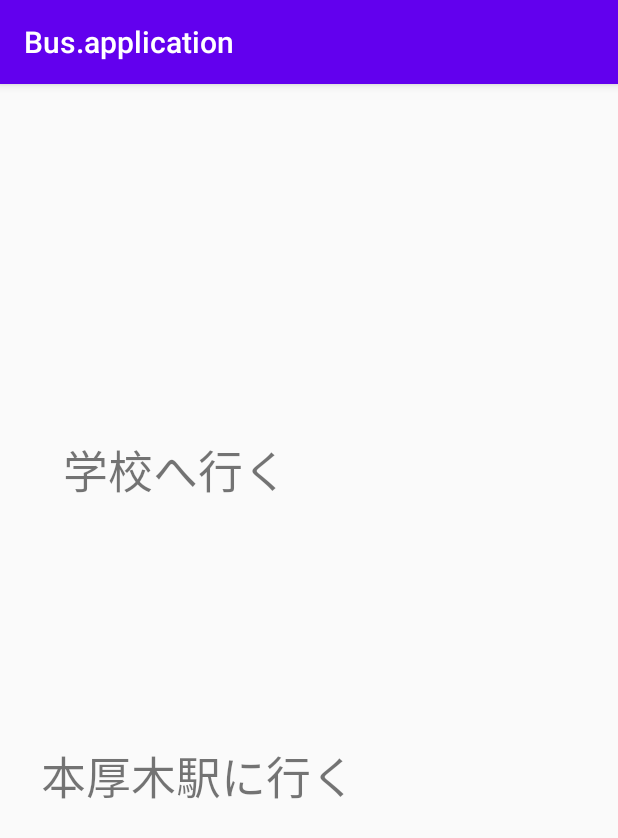
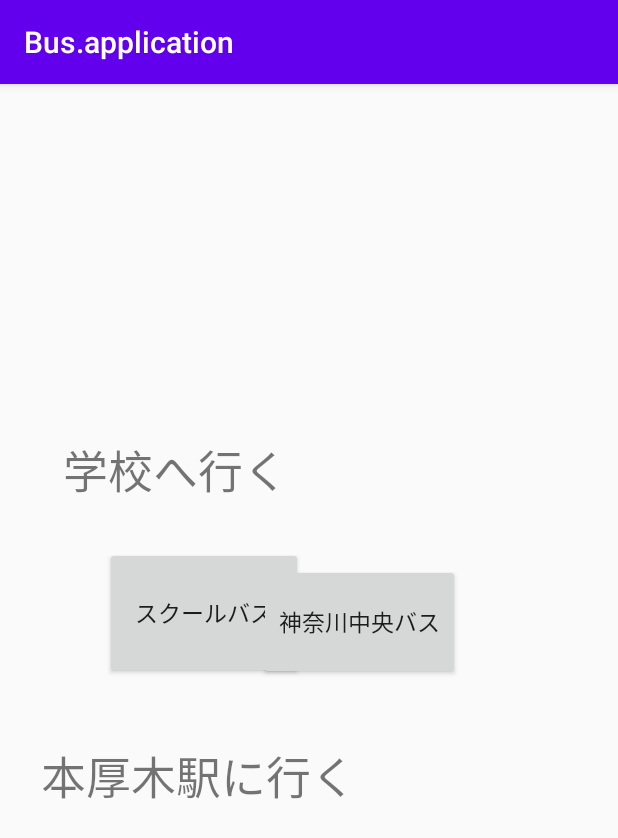
Before and after one commit to 20b705/Bus.application, an Android app: the screen it shows after launch (MainActivity), on a phone screen of 412 x 824 dp. Shown: the top 838 px of the screen. Run offline under Robolectric (Android 15) with nearby library versions, the phone set to English and light mode, and no system bars.

Commit message:
新たなアクティビティの作成

```diff
--- a/app/src/main/AndroidManifest.xml
+++ b/app/src/main/AndroidManifest.xml
@@ -9,6 +9,10 @@
         android:roundIcon="@mipmap/ic_launcher_round"
         android:supportsRtl="true"
         android:theme="@style/AppTheme">
+        <activity android:name=".mypage_activity"></activity>
+        <activity android:name=".kanatyu_activity" />
+        <activity android:name=".school_activity" />
+        <activity android:name=".road_activity" />
         <activity android:name=".MainActivity">
             <intent-filter>
                 <action android:name="android.intent.action.MAIN" />
--- a/app/src/main/res/layout/activity_main.xml
+++ b/app/src/main/res/layout/activity_main.xml
@@ -41,5 +41,35 @@
         app:layout_constraintStart_toStartOf="parent"
         app:layout_constraintTop_toTopOf="parent" />
 
+    <Button
+        android:id="@+id/button"
+        android:layout_width="132dp"
+        android:layout_height="88dp"
+        android:layout_marginStart="50dp"
+        android:layout_marginLeft="50dp"
+        android:layout_marginEnd="40dp"
+        android:layout_marginRight="40dp"
+        android:text="スクールバス"
+        android:textSize="15sp"
+        app:layout_constraintBottom_toBottomOf="parent"
+        app:layout_constraintEnd_toEndOf="parent"
+        app:layout_constraintHorizontal_bias="0.104"
+        app:layout_constraintStart_toStartOf="parent"
+        app:layout_constraintTop_toTopOf="parent"
+        app:layout_constraintVertical_bias="0.454" />
+
+    <Button
+        android:id="@+id/button2"
+        android:layout_width="134dp"
+        android:layout_height="77dp"
+        android:text="神奈川中央バス"
+        android:textSize="15sp"
+        app:layout_constraintBottom_toBottomOf="parent"
+        app:layout_constraintEnd_toEndOf="parent"
+        app:layout_constraintHorizontal_bias="0.62"
+        app:layout_constraintStart_toStartOf="parent"
+        app:layout_constraintTop_toTopOf="parent"
+        app:layout_constraintVertical_bias="0.463" />
+
 
 </androidx.constraintlayout.widget.ConstraintLayout>
```
Also changed, not shown: app/src/main/java/jp/ac/shohoku/programmer/busapplication/kanatyu_activity.java (added, +14 -0 lines), app/src/main/java/jp/ac/shohoku/programmer/busapplication/mypage_activity.java (added, +14 -0 lines), app/src/main/java/jp/ac/shohoku/programmer/busapplication/road_activity.java (added, +14 -0 lines), app/src/main/java/jp/ac/shohoku/programmer/busapplication/school_activity.java (added, +14 -0 lines), app/src/main/res/layout/activity_kanatyu_activity.xml (added, +9 -0 lines), app/src/main/res/layout/activity_mypage_activity.xml (added, +9 -0 lines), app/src/main/res/layout/activity_road_activity.xml (added, +9 -0 lines), app/src/main/res/layout/activity_school_activity.xml (added, +9 -0 lines).
